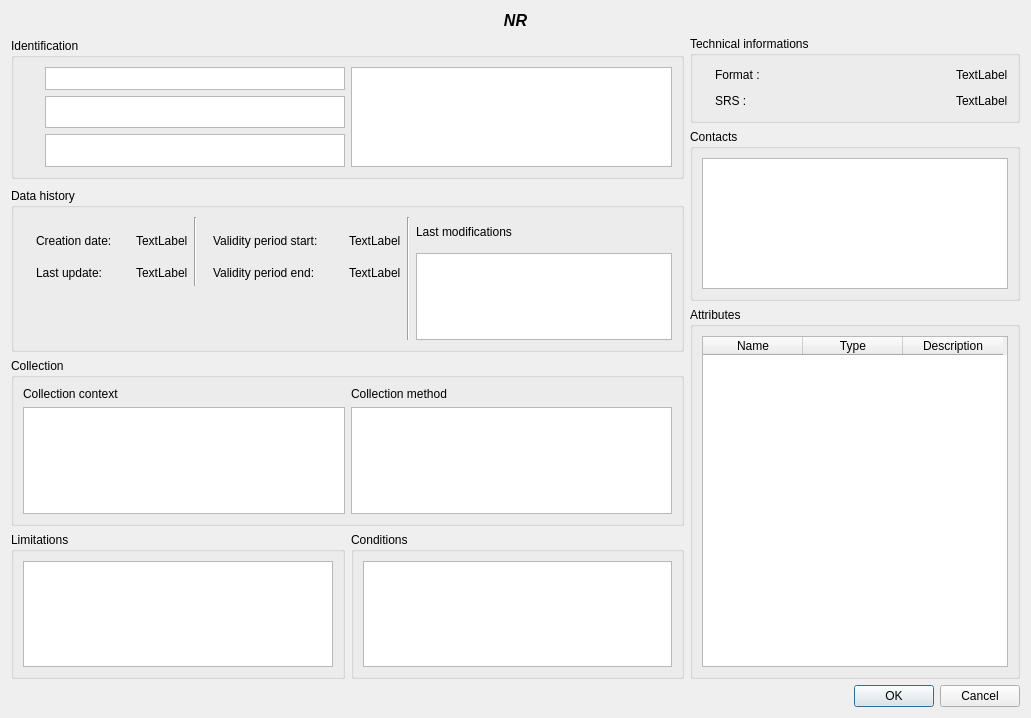
This is ui/mddetails/ui_md_details.ui in isogeo/isogeo-plugin-qgis as Qt 5 draws it before an edit. The edited form follows.
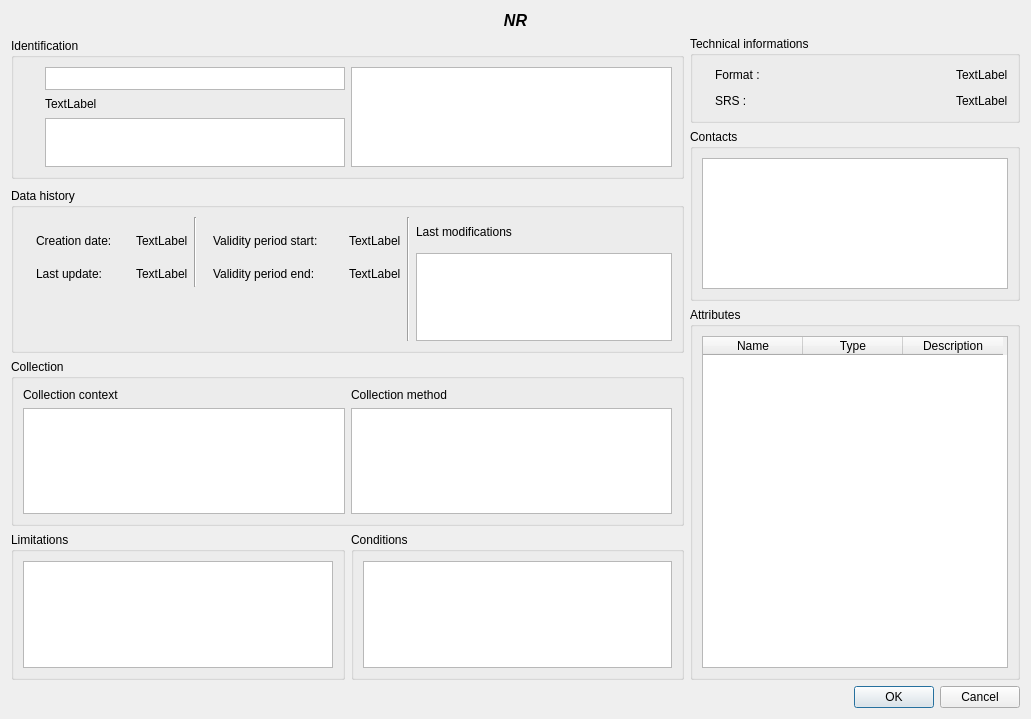
This is the edited form. Icons and pictures are not drawn. Custom widgets are drawn as their Qt base class.

Patch:
```diff
--- a/ui/mddetails/ui_md_details.ui
+++ b/ui/mddetails/ui_md_details.ui
@@ -7,7 +7,7 @@
     <x>0</x>
     <y>0</y>
     <width>1031</width>
-    <height>718</height>
+    <height>719</height>
    </rect>
   </property>
   <property name="windowTitle">
@@ -144,15 +144,9 @@
              </widget>
             </item>
             <item>
-             <widget class="QTextEdit" name="val_keywords">
-              <property name="maximumSize">
-               <size>
-                <width>16777215</width>
-                <height>16777215</height>
-               </size>
-              </property>
-              <property name="readOnly">
-               <bool>true</bool>
+             <widget class="QLabel" name="val_keywords">
+              <property name="text">
+               <string>TextLabel</string>
               </property>
              </widget>
             </item>
```
Left out of the diff: 76 changed lines with no effect on the pictures.
